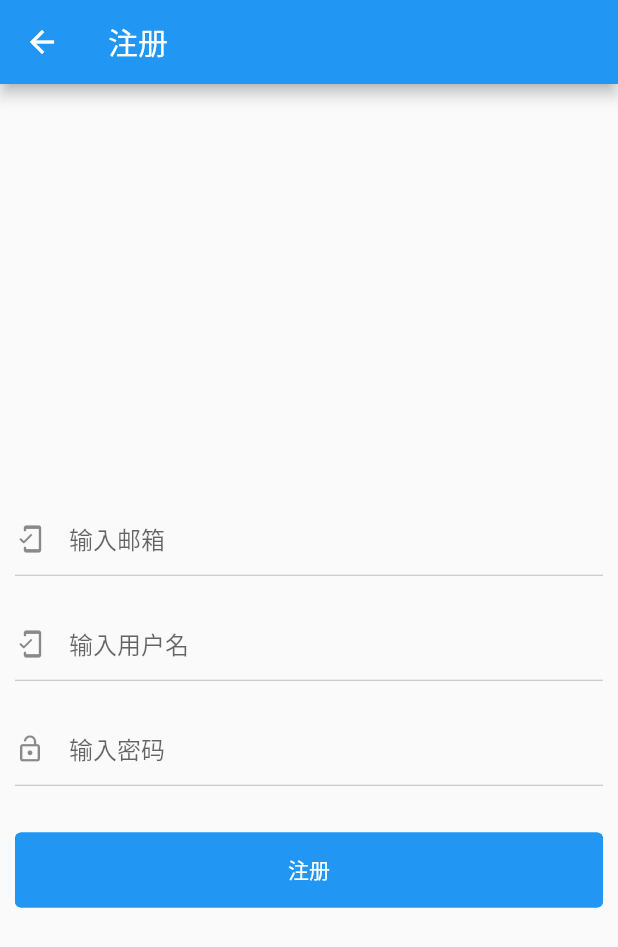
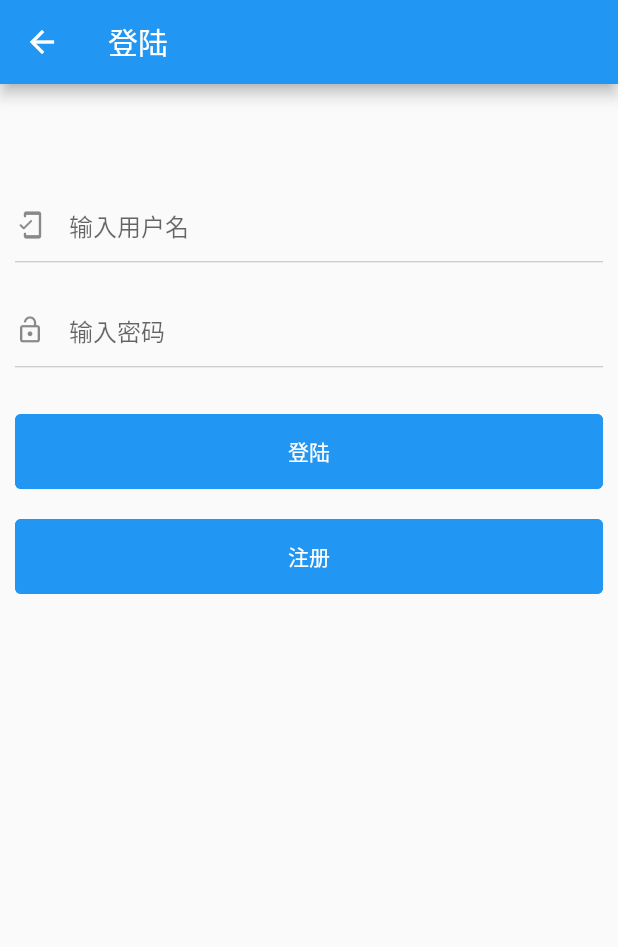
Before and after one commit to t871631092/flutter-weatherforcast, a Flutter app: the screen it shows after launch, after a tap on "登陆", on a phone screen of 412 x 824 dp. Shown: the top 947 px of the screen. Run offline on Flutter 3.47's test engine with Material 2 defaults, Android fonts, the phone set to English and light mode, and no system bars; our stand-ins replace geolocator, page_view_dot_indicator, shared_preferences; network calls fail.

Commit message:
register update

```diff
--- a/lib/loginPage.dart
+++ b/lib/loginPage.dart
@@ -1,6 +1,7 @@
 import 'package:flutter/material.dart';
 import 'package:flutter/widgets.dart';
 import 'package:weatherforcast/ApiService.dart';
+import 'package:weatherforcast/RegisterPage.dart';
 
 class LoginPage extends StatefulWidget {
   LoginPage({Key key}) : super(key: key);
@@ -19,10 +20,11 @@ class _LoginPageState extends State<LoginPage> {
   Widget build(BuildContext context) {
     return Scaffold(
       appBar: AppBar(
-        title: Text('注册'),
+        title: Text('登陆'),
         brightness: Brightness.dark,
       ),
-      body: Center(
+      body: new SingleChildScrollView(
+        child: Center(
           child: Column(
             crossAxisAlignment: CrossAxisAlignment.center,
             mainAxisAlignment: MainAxisAlignment.center,
@@ -31,51 +33,16 @@ class _LoginPageState extends State<LoginPage> {
               SizedBox(
                 height: 60,
               ),
-            _getMailInput(),
               _getUsernameInput(),
               _getPasswordInput(),
               SizedBox(
                 height: 10,
               ),
-            _getLoginButton(),
+              _getLoginButton(), _getRegisterButton()
             ],
           ),
         ),
-    );
-  }
-
-  Widget _getMailInput() {
-    return _getInputTextField(
-      TextInputType.text,
-      controller: _usernameController,
-      decoration: InputDecoration(
-        hintText: "输入邮箱",
-        icon: Icon(
-          Icons.mobile_friendly_rounded,
-          size: 20.0,
       ),
-        border: InputBorder.none,
-        //使用 GestureDetector 实现手势识别
-        suffixIcon: GestureDetector(
-          child: Offstage(
-            child: Icon(Icons.clear),
-            offstage: _username == '',
-          ),
-          //点击清除文本框内容
-          onTap: () {
-            this.setState(() {
-              _username = '';
-              _usernameController.clear();
-            });
-          },
-        ),
-      ),
-      //使用 onChanged 完成双向绑定
-      onChanged: (value) {
-        this.setState(() {
-          _username = value;
-        });
-      },
     );
   }
 
@@ -178,10 +145,40 @@ class _LoginPageState extends State<LoginPage> {
               MaterialStateProperty.all<Color>(Theme.of(context).primaryColor),
         ),
         child: Text(
+          '登陆',
+        ),
+        onPressed: () {
+          ApiService.login(_username.trim(), _password.trim());
+        },
+      ),
+    );
+  }
+
+  Widget _getRegisterButton() {
+    return Container(
+      height: 50,
+      width: double.infinity,
+      margin: EdgeInsets.all(10),
+      decoration: BoxDecoration(
+        color: Theme.of(context).primaryColor,
+        borderRadius: BorderRadius.circular(4.0),
+      ),
+      child: TextButton(
+        style: ButtonStyle(
+          foregroundColor: MaterialStateProperty.all<Color>(Colors.white),
+          backgroundColor:
+              MaterialStateProperty.all<Color>(Theme.of(context).primaryColor),
+        ),
+        child: Text(
           '注册',
         ),
         onPressed: () {
-          ApiService.login(_username.trim(), _password.trim());
+          Navigator.push(
+            context,
+            MaterialPageRoute(builder: (context) {
+              return RegisterPage();
+            }),
+          );
         },
       ),
     );
```
Also changed, not shown: lib/ApiService.dart (+8 -19 lines), lib/RegisterPage.dart (+16 -12 lines). Lines whose indentation alone changed are shown as unchanged.
